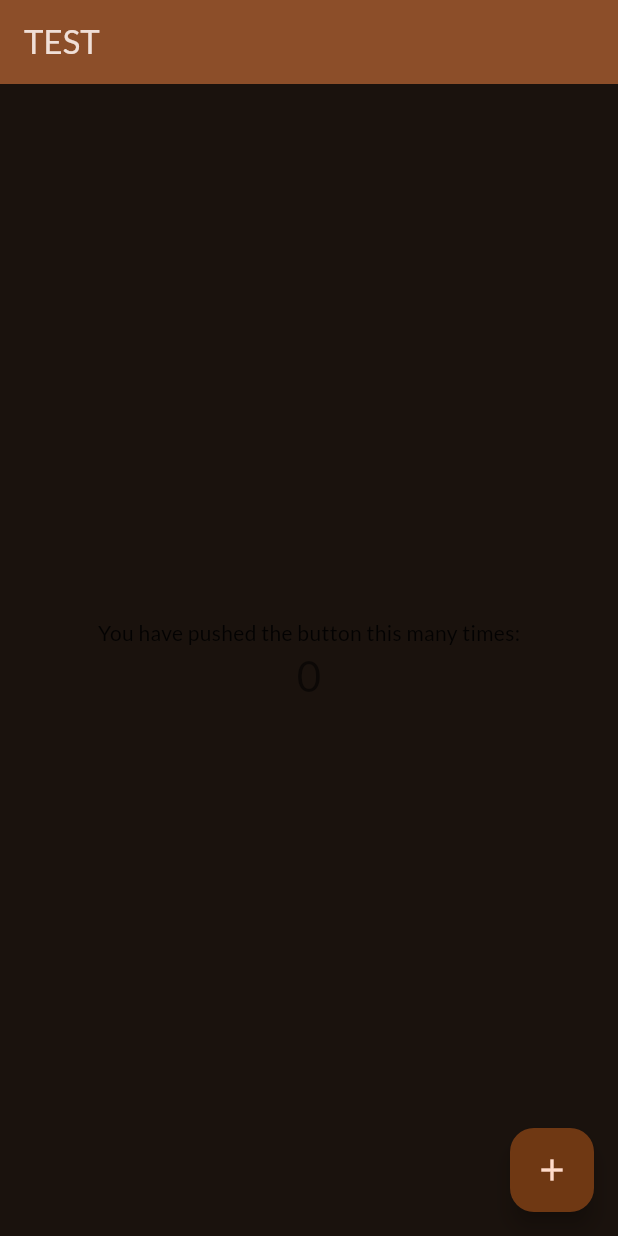
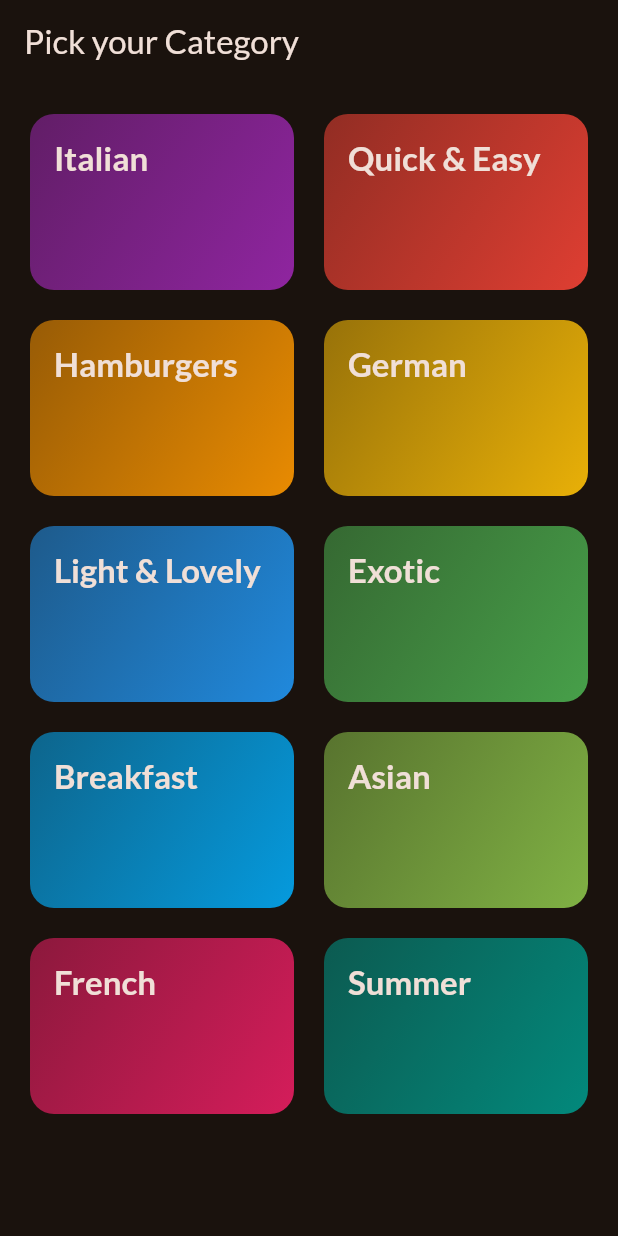
Before and after one commit to silverag2002/meals-app, a Flutter app: the screen it shows after launch, on a phone screen of 412 x 824 dp. Run offline on Flutter 3.47's test engine with Material 2 defaults, Android fonts, the phone set to English and light mode, and no system bars; our stand-ins replace google_fonts.

Commit message:
Design for category picker page done

```diff
--- a/lib/data/dummy_data.dart
+++ b/lib/data/dummy_data.dart
@@ -1,7 +1,7 @@
 import 'package:flutter/material.dart';
 
 import 'package:meals_app/models/category.dart';
-import 'package:meals_app/models/meal.dart';
+import 'package:meals_app/models/meals.dart';
 
 // Constants in Dart should be written in lowerCamelcase.
 const availableCategories = [
--- a/lib/main.dart
+++ b/lib/main.dart
@@ -1,5 +1,6 @@
 import 'package:flutter/material.dart';
 import 'package:google_fonts/google_fonts.dart';
+import 'package:meals_app/screen/selection_page.dart';
 
 void main() {
   runApp(MyApp());
@@ -19,97 +20,6 @@ class MyApp extends StatelessWidget {
   @override
   Widget build(BuildContext context) {
     return MaterialApp(
-      title: 'Flutter Demo',
-      theme: theme,
-      home: MyHomePage(title: "TEST"),
-    );
+        title: 'Flutter Demo', theme: theme, home: SelectionScreen());
   }
 }
-
-class MyHomePage extends StatefulWidget {
-  const MyHomePage({super.key, required this.title});
-
-  // This widget is the home page of your application. It is stateful, meaning
-  // that it has a State object (defined below) that contains fields that affect
-  // how it looks.
-
-  // This class is the configuration for the state. It holds the values (in this
-  // case the title) provided by the parent (in this case the App widget) and
-  // used by the build method of the State. Fields in a Widget subclass are
-  // always marked "final".
-
-  final String title;
-
-  @override
-  State<MyHomePage> createState() => _MyHomePageState();
-}
-
-class _MyHomePageState extends State<MyHomePage> {
-  int _counter = 0;
-
-  void _incrementCounter() {
-    setState(() {
-      // This call to setState tells the Flutter framework that something has
-      // changed in this State, which causes it to rerun the build method below
-      // so that the display can reflect the updated values. If we changed
-      // _counter without calling setState(), then the build method would not be
-      // called again, and so nothing would appear to happen.
-      _counter++;
-    });
-  }
-
-  @override
-  Widget build(BuildContext context) {
-    // This method is rerun every time setState is called, for instance as done
-    // by the _incrementCounter method above.
-    //
-    // The Flutter framework has been optimized to make rerunning build methods
-    // fast, so that you can just rebuild anything that needs updating rather
-    // than having to individually change instances of widgets.
-    return Scaffold(
-      appBar: AppBar(
-        // TRY THIS: Try changing the color here to a specific color (to
-        // Colors.amber, perhaps?) and trigger a hot reload to see the AppBar
-        // change color while the other colors stay the same.
-        backgroundColor: Theme.of(context).colorScheme.inversePrimary,
-        // Here we take the value from the MyHomePage object that was created by
-        // the App.build method, and use it to set our appbar title.
-        title: Text(widget.title),
-      ),
-      body: Center(
-        // Center is a layout widget. It takes a single child and positions it
-        // in the middle of the parent.
-        child: Column(
-          // Column is also a layout widget. It takes a list of children and
-          // arranges them vertically. By default, it sizes itself to fit its
-          // children horizontally, and tries to be as tall as its parent.
-          //
-          // Column has various properties to control how it sizes itself and
-          // how it positions its children. Here we use mainAxisAlignment to
-          // center the children vertically; the main axis here is the vertical
-          // axis because Columns are vertical (the cross axis would be
-          // horizontal).
-          //
-          // TRY THIS: Invoke "debug painting" (choose the "Toggle Debug Paint"
-          // action in the IDE, or press "p" in the console), to see the
-          // wireframe for each widget.
-          mainAxisAlignment: MainAxisAlignment.center,
-          children: <Widget>[
-            const Text(
-              'You have pushed the button this many times:',
-            ),
-            Text(
-              '$_counter',
-              style: Theme.of(context).textTheme.headlineMedium,
-            ),
-          ],
-        ),
-      ),
-      floatingActionButton: FloatingActionButton(
-        onPressed: _incrementCounter,
-        tooltip: 'Increment',
-        child: const Icon(Icons.add),
-      ), // This trailing comma makes auto-formatting nicer for build methods.
-    );
-  }
-}
--- a/lib/screen/selection_page.dart
+++ b/lib/screen/selection_page.dart
@@ -0,0 +1,50 @@
+import 'package:flutter/material.dart';
+import 'package:meals_app/data/dummy_data.dart';
+
+class SelectionScreen extends StatelessWidget {
+  SelectionScreen({super.key});
+
+  @override
+  Widget build(context) {
+    return Scaffold(
+        appBar: AppBar(
+          title: const Text("Pick your Category"),
+        ),
+        body: GridView(
+          padding: const EdgeInsets.all(20),
+          gridDelegate: const SliverGridDelegateWithFixedCrossAxisCount(
+              crossAxisCount: 2,
+              childAspectRatio: 3 / 2,
+              crossAxisSpacing: 20,
+              mainAxisSpacing: 20),
+          children: [
+            for (final category in availableCategories)
+              InkWell(
+                  onTap: () {
+                    print(category.title);
+                  },
+                  splashColor: Theme.of(context).primaryColor,
+                  borderRadius: BorderRadius.circular(16),
+                  child: Container(
+                      decoration: BoxDecoration(
+                          borderRadius: BorderRadius.circular(16),
+                          gradient: LinearGradient(
+                              colors: [
+                                category.color.withOpacity(0.55),
+                                category.color.withOpacity(0.9)
+                              ],
+                              begin: Alignment.topLeft,
+                              end: Alignment.bottomRight)
+                          // borderRadius: BorderRadius.circular(16)),
+                          ),
+                      padding: const EdgeInsets.all(16),
+                      child: Text(
+                        category.title,
+                        style: Theme.of(context).textTheme.titleLarge!.copyWith(
+                            fontWeight: FontWeight.bold,
+                            color: Theme.of(context).colorScheme.onBackground),
+                      ))),
+          ],
+        ));
+  }
+}
```
